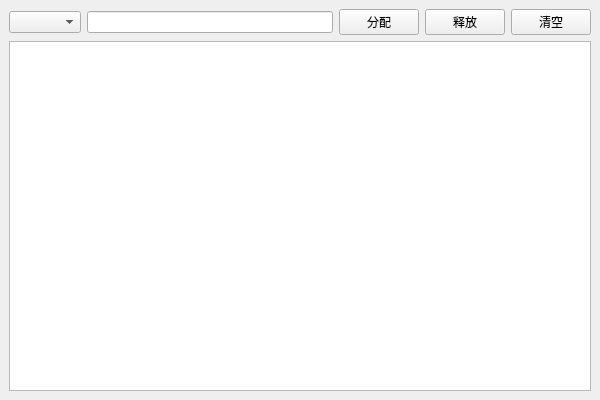
fanenr/course-designs, file OS/client/mem.ui: the form before one commit.
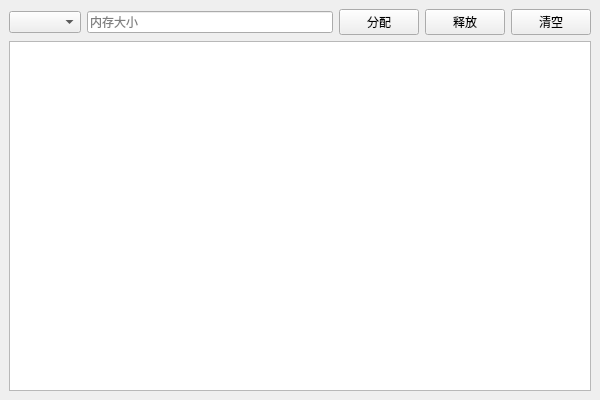
The form after the commit.

Commit message: (OS/client) update ui

What changed in the file:
```diff
--- a/OS/client/mem.ui
+++ b/OS/client/mem.ui
@@ -21,7 +21,11 @@
        <widget class="QComboBox" name="combo"/>
       </item>
       <item>
-       <widget class="QLineEdit" name="edit"/>
+       <widget class="QLineEdit" name="edit">
+        <property name="placeholderText">
+         <string>内存大小</string>
+        </property>
+       </widget>
       </item>
       <item>
        <widget class="QPushButton" name="btn1">
```
The commit also changes 1 other file.
